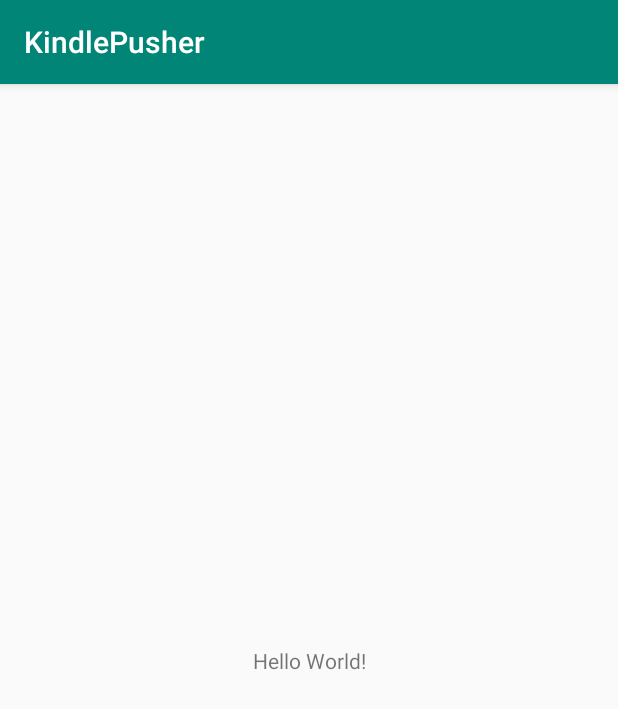
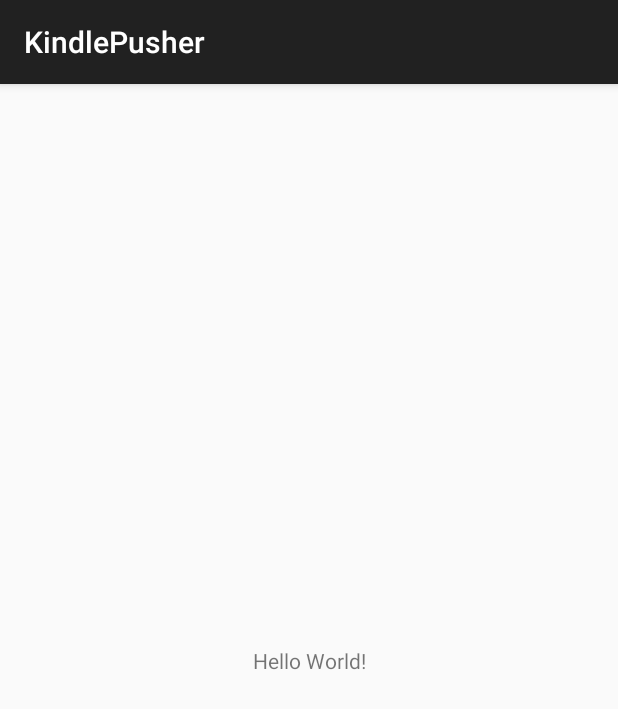
Before and after one commit to kyboon/KindlePusher, an Android app: the screen it shows after launch (MainActivity), on a phone screen of 412 x 824 dp. Shown: the top 709 px of the screen. Run offline under Robolectric (Android 15) with nearby library versions, the phone set to English and light mode, and no system bars.

Commit message:
Changed theme to dark.

```diff
--- a/app/src/main/res/values/styles.xml
+++ b/app/src/main/res/values/styles.xml
@@ -1,10 +1,10 @@
 <resources>
 
     <!-- Base application theme. -->
-    <style name="AppTheme" parent="Theme.AppCompat.Light.DarkActionBar">
+    <style name="AppTheme" parent="Theme.AppCompat.DayNight.DarkActionBar">
         <!-- Customize your theme here. -->
-        <item name="colorPrimary">@color/colorPrimary</item>
-        <item name="colorPrimaryDark">@color/colorPrimaryDark</item>
+        <!--<item name="colorPrimary">@color/colorPrimary</item>-->
+        <!--<item name="colorPrimaryDark">@color/colorPrimaryDark</item>-->
         <item name="colorAccent">@color/colorAccent</item>
     </style>
 
```
